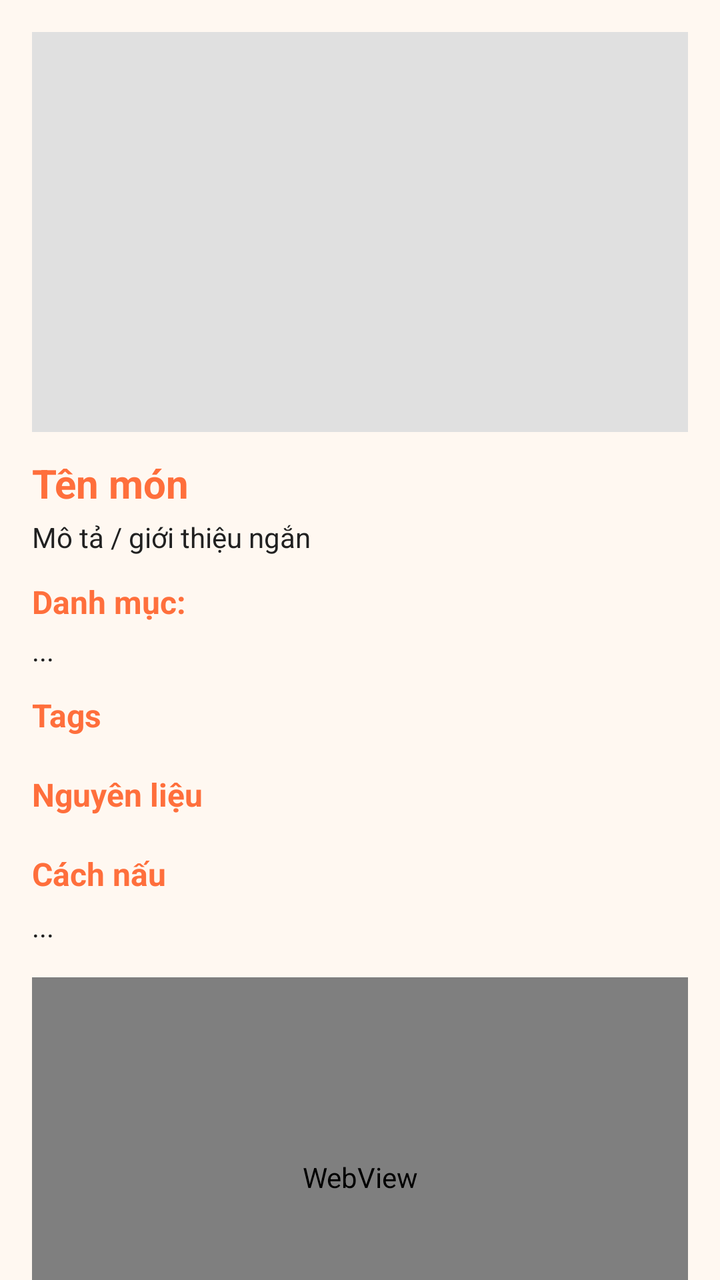
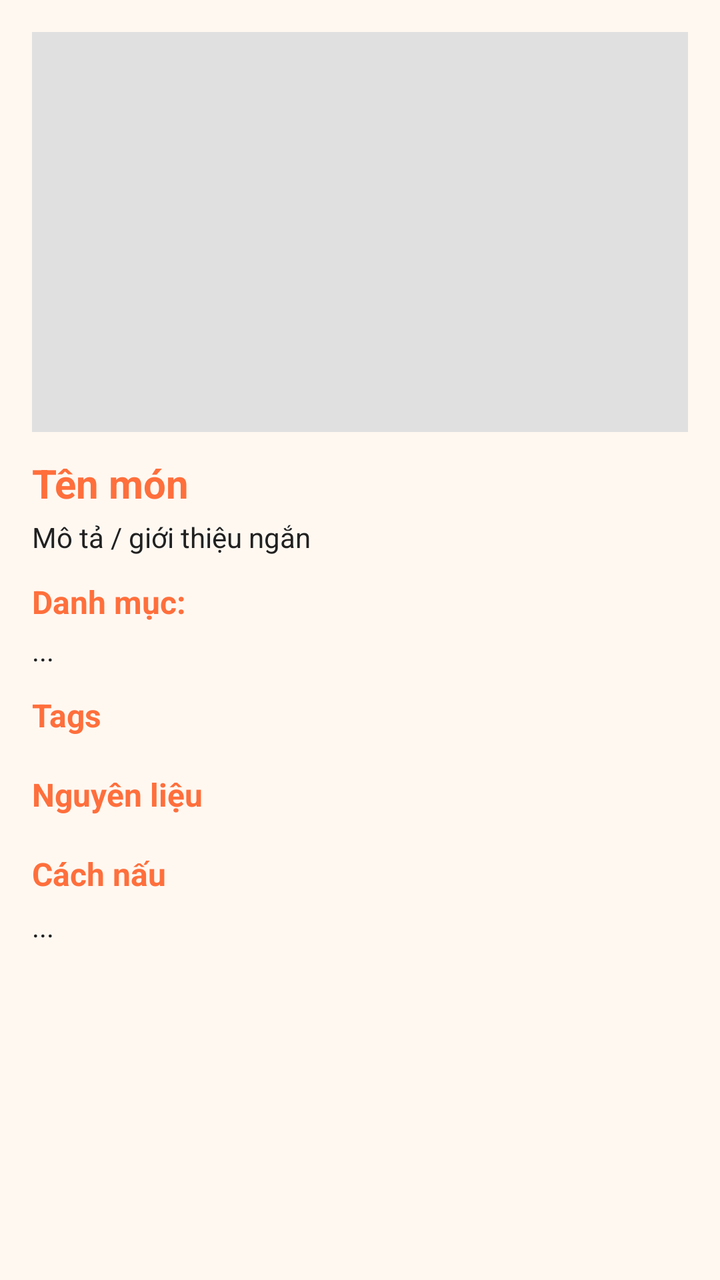

Compare the two renders of this Android layout. The source of the first and the diff that turns it into the second are given below.
<!-- AndroidManifest.xml: application theme Theme.Angiday -->
<!-- res/layout/fragment_food_detail.xml -->
<?xml version="1.0" encoding="utf-8"?>
<androidx.core.widget.NestedScrollView
    xmlns:android="http://schemas.android.com/apk/res/android"
    xmlns:app="http://schemas.android.com/apk/res-auto"
    android:layout_width="match_parent"
    android:layout_height="match_parent"
    android:background="@color/colorSurface"
    android:fillViewport="true">

    <LinearLayout
        android:orientation="vertical"
        android:padding="16dp"
        android:layout_width="match_parent"
        android:layout_height="wrap_content">

        
        <ImageView
            android:id="@+id/imgFoodDetail"
            android:layout_width="match_parent"
            android:layout_height="200dp"
            android:adjustViewBounds="true"
            android:scaleType="centerCrop"
            android:contentDescription="@string/app_name"
            android:background="@color/colorOutline" />

        
        <TextView
            android:id="@+id/tvFoodTitle"
            android:layout_width="match_parent"
            android:layout_height="wrap_content"
            android:layout_marginTop="12dp"
            android:text="Tên món"
            android:textColor="@color/colorPrimary"
            android:textSize="20sp"
            android:textStyle="bold" />

        
        <TextView
            android:id="@+id/tvFoodDesc"
            android:layout_width="match_parent"
            android:layout_height="wrap_content"
            android:text="Mô tả / giới thiệu ngắn"
            android:textColor="@color/colorOnSurface"
            android:layout_marginTop="4dp" />

        
        <TextView
            android:layout_width="wrap_content"
            android:layout_height="wrap_content"
            android:text="Danh mục: "
            android:textStyle="bold"
            android:textColor="@color/colorPrimary"
            android:layout_marginTop="12dp"
            android:textSize="16sp"/>
        <TextView
            android:id="@+id/tvCategory"
            android:layout_width="wrap_content"
            android:layout_height="wrap_content"
            android:text="..."
            android:layout_marginTop="4dp"
            android:textColor="@color/colorOnSurface"/>

        
        <TextView
            android:layout_width="match_parent"
            android:layout_height="wrap_content"
            android:text="Tags"
            android:textStyle="bold"
            android:textColor="@color/colorPrimary"
            android:layout_marginTop="12dp"
            android:textSize="16sp"/>
        <com.google.android.material.chip.ChipGroup
            android:id="@+id/chipGroupTags"
            android:layout_width="match_parent"
            android:layout_height="wrap_content"
            app:chipSpacing="8dp"
            android:layout_marginTop="6dp" />

        
        <TextView
            android:layout_width="match_parent"
            android:layout_height="wrap_content"
            android:text="Nguyên liệu"
            android:textStyle="bold"
            android:textColor="@color/colorPrimary"
            android:layout_marginTop="12dp"
            android:textSize="16sp"/>
        <com.google.android.material.chip.ChipGroup
            android:id="@+id/chipGroupIngredients"
            android:layout_width="match_parent"
            android:layout_height="wrap_content"
            app:chipSpacing="8dp"
            android:layout_marginTop="6dp" />

        
        <TextView
            android:layout_width="match_parent"
            android:layout_height="wrap_content"
            android:text="Cách nấu"
            android:textStyle="bold"
            android:textColor="@color/colorPrimary"
            android:layout_marginTop="12dp"
            android:textSize="16sp"/>
        <TextView
            android:id="@+id/tvInstructions"
            android:layout_width="match_parent"
            android:layout_height="wrap_content"
            android:layout_marginTop="6dp"
            android:textColor="@color/colorOnSurface"
            android:lineSpacingExtra="4dp"
            android:text="..." />

        
        <LinearLayout
            android:id="@+id/youtubeContainer"
            android:layout_width="match_parent"
            android:layout_height="200dp"
            android:layout_marginTop="16dp"
            android:orientation="vertical"
            android:background="@color/colorOutline">

            <WebView
                android:id="@+id/webYoutube"
                android:layout_width="match_parent"
                android:layout_height="match_parent" />
        </LinearLayout>

    </LinearLayout>
</androidx.core.widget.NestedScrollView>
<!-- resources referenced by this layout -->
<resources>
  <color name="colorOnSurface">#212121</color>
  <color name="colorOutline">#E0E0E0</color>
  <color name="colorPrimary">#FF6F3C</color>
  <color name="colorSurface">#FFF8F1</color>
  <string name="app_name">angiday</string>
  <style name="Theme.Angiday" parent="Base.Theme.Angiday" />
  <style name="Base.Theme.Angiday" parent="Theme.Material3.DayNight.NoActionBar">
          
          
      </style>
</resources>

<!-- the commit's change to res/layout/fragment_food_detail.xml (unified diff, before → after) -->
@@ -114,16 +114,29 @@
         <LinearLayout
             android:id="@+id/youtubeContainer"
             android:layout_width="match_parent"
-            android:layout_height="200dp"
-            android:layout_marginTop="16dp"
-            android:orientation="vertical"
-            android:background="@color/colorOutline">
+            android:layout_height="wrap_content"
+            android:orientation="horizontal"
+            android:gravity="center_vertical"
+            android:padding="8dp"
+            android:background="@drawable/bg_card_simple"
+            android:visibility="gone">
 
-            <WebView
-                android:id="@+id/webYoutube"
-                android:layout_width="match_parent"
-                android:layout_height="match_parent" />
+            <ImageView
+                android:layout_width="40dp"
+                android:layout_height="40dp"
+                android:src="@drawable/ic_youtube"
+                android:contentDescription="@string/watch_video" />
+
+            <TextView
+                android:id="@+id/tvWatchYoutube"
+                android:layout_width="wrap_content"
+                android:layout_height="wrap_content"
+                android:layout_marginStart="8dp"
+                android:text="Xem video hướng dẫn"
+                android:textColor="@android:color/black"
+                android:textSize="16sp" />
         </LinearLayout>
+
 
     </LinearLayout>
 </androidx.core.widget.NestedScrollView>
<!-- resource entries referenced after the edit -->
@@ -4,7 +4,14 @@
   <color name="colorOutline">#E0E0E0</color>
   <color name="colorPrimary">#FF6F3C</color>
   <color name="colorSurface">#FFF8F1</color>
+  <!-- drawable bg_card_simple (drawable) -->
+  <?xml version="1.0" encoding="utf-8"?>
+  <selector xmlns:android="http://schemas.android.com/apk/res/android">
+  
+  </selector>
+  <!-- drawable ic_youtube: png bitmap (drawable, 128888 bytes) -->
   <string name="app_name">angiday</string>
+  <string name="watch_video">Xem video hướng dẫn</string>
   <style name="Theme.Angiday" parent="Base.Theme.Angiday" />
   <style name="Base.Theme.Angiday" parent="Theme.Material3.DayNight.NoActionBar">
           
